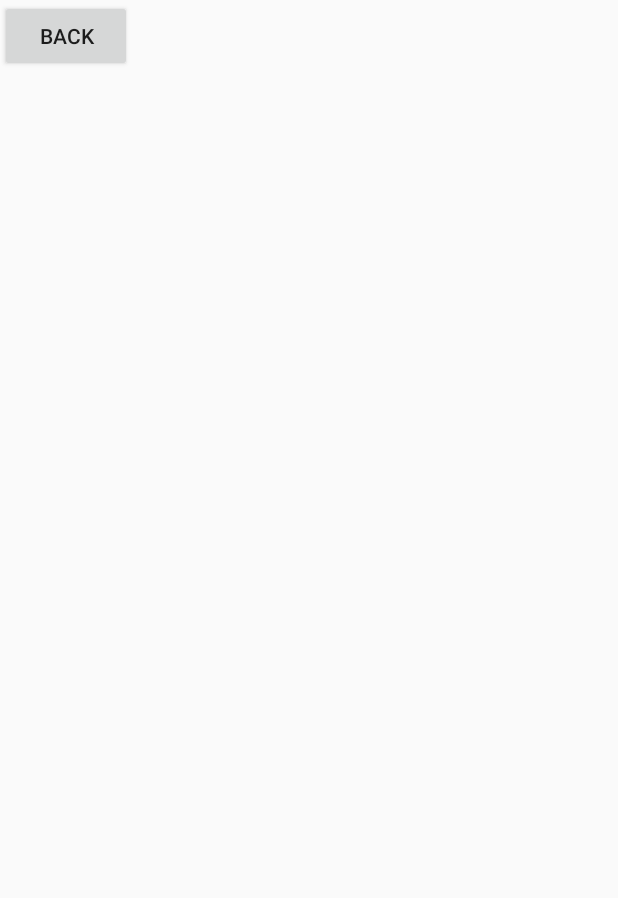
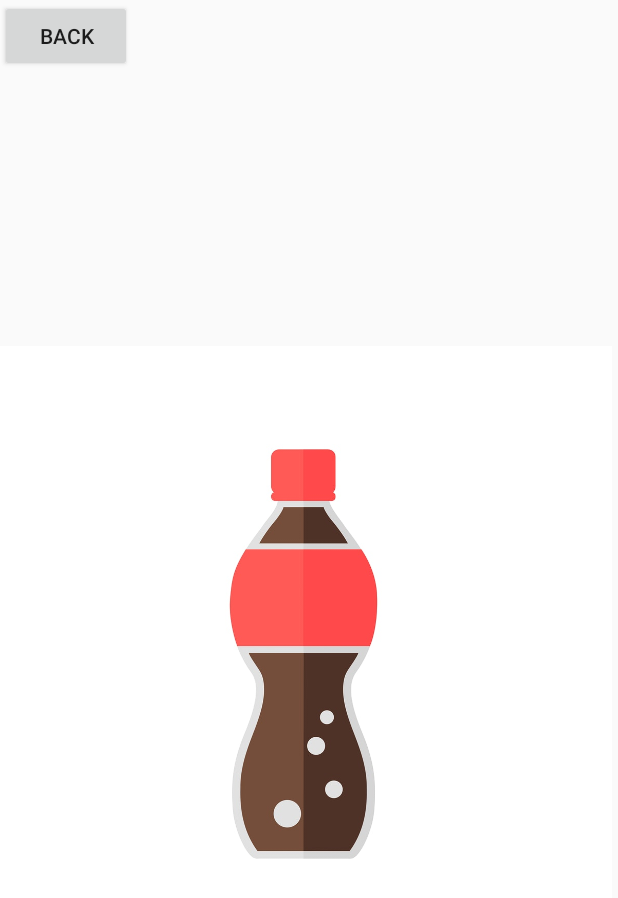
Before and after one commit to bch0ng/gamedroid, an Android app: the screen it shows after launch (GameActivity), after a tap on "SODA SHAKE", on a phone screen of 412 x 824 dp. Shown: the top 898 px of the screen. Run offline under Robolectric (Android 15) with nearby library versions, the phone set to English and light mode, and no system bars.

Commit message:
Added image changes and game ending

```diff
--- a/app/src/main/java/edu/us/ischool/bchong/info448project/FlipFragment.kt
+++ b/app/src/main/java/edu/us/ischool/bchong/info448project/FlipFragment.kt
@@ -66,7 +66,6 @@ class FlipFragment : Fragment(),GameFragment {
         super.onDetach()
         listener = null
     }
-
     /**
      * This interface must be implemented by activities that contain this
      * fragment to allow an interaction in this fragment to be communicated
--- a/app/src/main/java/edu/us/ischool/bchong/info448project/SodaShake.kt
+++ b/app/src/main/java/edu/us/ischool/bchong/info448project/SodaShake.kt
@@ -77,10 +77,13 @@ class SodaShake : Game {
     fun explodeSoda() {
         val vibrator = context?.getSystemService(Context.VIBRATOR_SERVICE) as Vibrator?
         @Suppress("DEPRECATION")
-        vibrator?.vibrate(1000)
+        vibrator?.vibrate(1500)
+        (gameFragment as SodaShakeFragment).endGame()
+        OnEnd()
     }
 
     override fun OnEnd() : Int {
+        mSensorManager?.unregisterListener(mShakeDetector)
         return 0
     }
 
--- a/app/src/main/java/edu/us/ischool/bchong/info448project/SodaShakeFragment.kt
+++ b/app/src/main/java/edu/us/ischool/bchong/info448project/SodaShakeFragment.kt
@@ -7,16 +7,27 @@ import android.support.v4.app.Fragment
 import android.view.LayoutInflater
 import android.view.View
 import android.view.ViewGroup
-
-
-
+import android.widget.ImageView
 
 class SodaShakeFragment : Fragment(), GameFragment {
     var gameObj: Game? = null
+    var sodaImage: ImageView? = null
 
     override fun newInstance(game: Game): GameFragment {
         gameObj = game
         return this
     }
 
+    override fun onCreateView(inflater: LayoutInflater, container: ViewGroup?,
+        savedInstanceState: Bundle?
+    ): View? {
+        val view: View = inflater.inflate(R.layout.fragment_soda_shake, container, false)
+        sodaImage = view.findViewById(R.id.soda_image)
+        return view
+    }
+
+    fun endGame() {
+        sodaImage?.setImageResource(R.drawable.sodabottleexplode)
+    }
+
 }
--- a/app/src/main/res/layout/activity_soda_shake.xml
+++ b/app/src/main/res/layout/activity_soda_shake.xml
@@ -5,6 +5,4 @@
         xmlns:app="http://schemas.android.com/apk/res-auto"
         android:layout_width="match_parent"
         android:layout_height="match_parent"
-        tools:context=".SodaShake">
-
-</android.support.constraint.ConstraintLayout>
+        tools:context=".SodaShake"/>
--- a/app/src/main/res/layout/fragment_soda_shake.xml
+++ b/app/src/main/res/layout/fragment_soda_shake.xml
@@ -1,14 +1,19 @@
 <?xml version="1.0" encoding="utf-8"?>
 <FrameLayout xmlns:android="http://schemas.android.com/apk/res/android"
-             xmlns:tools="http://schemas.android.com/tools"
+             xmlns:app="http://schemas.android.com/apk/res-auto" xmlns:tools="http://schemas.android.com/tools"
              android:layout_width="match_parent"
              android:layout_height="match_parent"
              tools:context=".SodaShakeFragment">
-
-    <!-- TODO: Update blank fragment layout -->
-    <TextView
+    <android.support.constraint.ConstraintLayout
             android:layout_width="match_parent"
-            android:layout_height="match_parent"
-            android:text="@string/hello_blank_fragment"/>
-
+            android:layout_height="match_parent">
+        <ImageView
+                android:src="@drawable/sodabottle"
+                android:layout_width="wrap_content"
+                android:layout_height="wrap_content"
+                android:id="@+id/soda_image" android:layout_marginTop="8dp"
+                app:layout_constraintTop_toTopOf="parent" android:layout_marginBottom="8dp"
+                app:layout_constraintBottom_toBottomOf="parent" app:layout_constraintStart_toStartOf="parent"
+                app:layout_constraintEnd_toEndOf="parent" android:layout_marginEnd="8dp"/>
+    </android.support.constraint.ConstraintLayout>
 </FrameLayout>
```
Also changed, not shown: app/src/main/res/drawable/sodabottle.jpg (added), app/src/main/res/drawable/sodabottleexplode.png (added).
